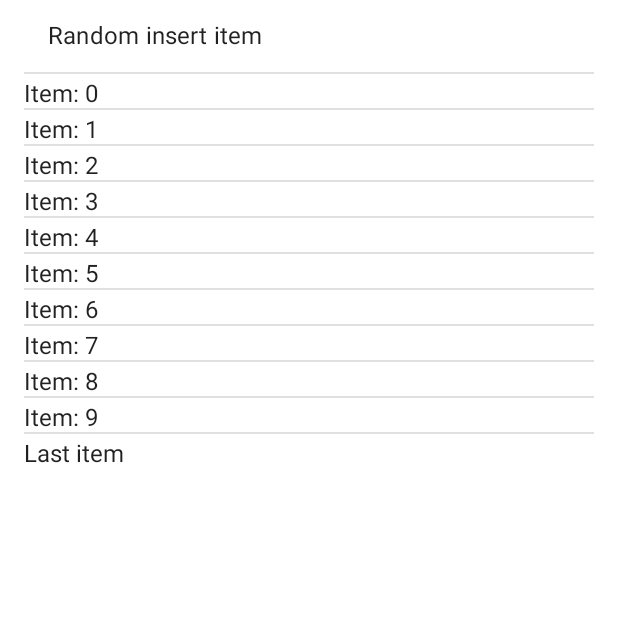
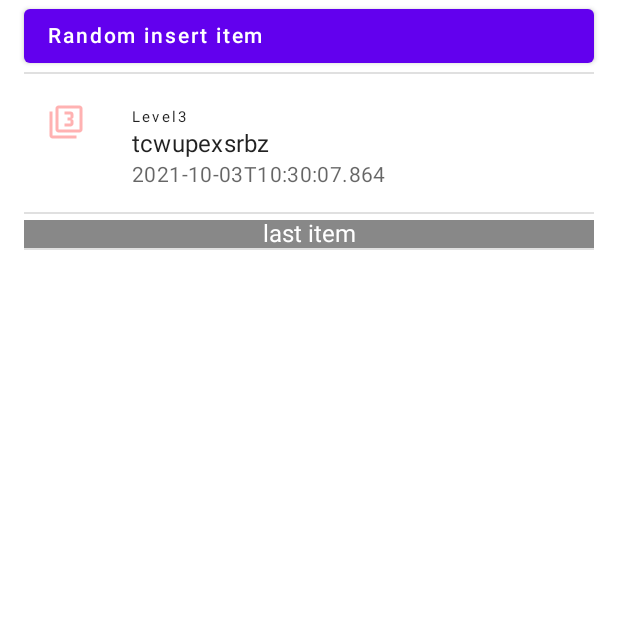
Before and after one commit to eastar-dev/RoomTest, an Android app built with Jetpack Compose: the screen it shows after launch (MainActivity), after a tap on "Random insert item", on a phone screen of 412 x 824 dp, the top half of it. Run offline under Robolectric (Android 15) with nearby library versions, the phone set to English and light mode, and no system bars; our stand-ins replace Dagger/Hilt's generated code, Room's generated code; libraries missing offline, so code that uses them is left out: android.log; 1 statement that could not run was skipped.

```diff
--- a/app/build.gradle
+++ b/app/build.gradle
@@ -74,6 +74,9 @@ dependencies {
     androidTestImplementation 'androidx.test.espresso:espresso-core:3.4.0'
     androidTestImplementation "androidx.compose.ui:ui-test-junit4:$compose_version"
     debugImplementation "androidx.compose.ui:ui-tooling:$compose_version"
+    // Material design icons
+    implementation "androidx.compose.material:material-icons-core:$compose_version"
+    implementation "androidx.compose.material:material-icons-extended:$compose_version"
 
     // room
     def room_version = "2.4.0-alpha05"
--- a/app/src/main/java/dev/eastar/roomtest/MainActivity.kt
+++ b/app/src/main/java/dev/eastar/roomtest/MainActivity.kt
@@ -1,5 +1,6 @@
 package dev.eastar.roomtest
 
+import android.annotation.SuppressLint
 import android.log.Log
 import android.os.Bundle
 import android.widget.Toast
@@ -7,30 +8,41 @@ import androidx.activity.ComponentActivity
 import androidx.activity.compose.setContent
 import androidx.compose.foundation.ExperimentalFoundationApi
 import androidx.compose.foundation.background
-import androidx.compose.foundation.clickable
 import androidx.compose.foundation.layout.Arrangement
 import androidx.compose.foundation.layout.PaddingValues
 import androidx.compose.foundation.layout.fillMaxWidth
 import androidx.compose.foundation.lazy.LazyColumn
+import androidx.compose.foundation.lazy.items
+import androidx.compose.material.Button
 import androidx.compose.material.Divider
 import androidx.compose.material.ExperimentalMaterialApi
+import androidx.compose.material.Icon
 import androidx.compose.material.ListItem
 import androidx.compose.material.MaterialTheme
 import androidx.compose.material.Surface
 import androidx.compose.material.Text
+import androidx.compose.material.icons.Icons
+import androidx.compose.material.icons.filled.Filter1
+import androidx.compose.material.icons.filled.Filter2
+import androidx.compose.material.icons.filled.Filter3
 import androidx.compose.runtime.Composable
+import androidx.compose.runtime.State
+import androidx.compose.runtime.collectAsState
+import androidx.compose.runtime.mutableStateOf
 import androidx.compose.runtime.rememberCoroutineScope
 import androidx.compose.ui.Modifier
+import androidx.compose.ui.graphics.Color
+import androidx.compose.ui.graphics.vector.ImageVector
 import androidx.compose.ui.platform.LocalContext
+import androidx.compose.ui.text.style.TextAlign
 import androidx.compose.ui.tooling.preview.Preview
 import androidx.compose.ui.unit.dp
 import dagger.hilt.android.AndroidEntryPoint
+import dev.eastar.roomtest.data.db.Level
 import dev.eastar.roomtest.data.db.UserDao
 import dev.eastar.roomtest.data.db.UserEntity
 import dev.eastar.roomtest.ui.theme.RoomTestTheme
-import kotlinx.coroutines.flow.Flow
 import kotlinx.coroutines.flow.collect
-import kotlinx.coroutines.flow.flowOf
 import kotlinx.coroutines.launch
 import javax.inject.Inject
 
@@ -48,14 +60,16 @@ class MainActivity : ComponentActivity() {
                 // A surface container using the 'background' color from the theme
                 Surface(color = MaterialTheme.colors.background) {
                     val coroutineScope = rememberCoroutineScope()
-                    MainApp(dao.getAllUsers()) {
+                    MainApp(
+                        dao.getAllUsers().collectAsState(initial = emptyList())
+                    ) {
                         coroutineScope.launch {
                             val item = UserEntity.RANDOM
                             val id = dao.insertUser(item)
                             Toast.makeText(context, item.copy(id).toString(), Toast.LENGTH_SHORT).show()
 
+
                             val items = dao.getAllUsers()
-
                             items.collect {
                                 it.forEach {
                                     Log.e(it)
@@ -69,9 +83,10 @@ class MainActivity : ComponentActivity() {
     }
 }
 
+
 @Composable
 fun MainApp(
-    items: Flow<List<UserEntity>>,
+    datas: State<List<UserEntity>>,
     onItemClicked: (String) -> Unit = {},
 ) {
     LazyColumn(
@@ -81,13 +96,7 @@ fun MainApp(
     ) {
         @OptIn(ExperimentalFoundationApi::class)
         stickyHeader {
-            @OptIn(ExperimentalMaterialApi::class)
-            ListItem(
-                Modifier
-                    .background(MaterialTheme.colors.background)
-                    .clickable {
-                        onItemClicked("insert")
-                    }) {
+            Button(onClick = { onItemClicked("insert") }) {
                 Text(
                     modifier = Modifier.fillMaxWidth(),
                     text = "Random insert item"
@@ -96,23 +105,60 @@ fun MainApp(
             Divider()
         }
 
-        // Add 5 items
-        items(10) { index ->
-            Text(text = "Item: $index")
+        items(datas.value) { data ->
+            @OptIn(ExperimentalMaterialApi::class)
+            ListItem(
+                icon = {
+                    Icon(
+                        data.level.icon,
+                        contentDescription = data.level.name,
+                        tint = data.level.color,
+                    )
+                },
+                overlineText = { Text(text = data.level.name) },
+                text = { Text(text = data.name) },
+                secondaryText = { Text(text = data.date.toString()) },
+            )
             Divider()
         }
 
-        // Add another single item
         item {
-            Text(text = "Last item")
+            Text(
+                modifier = Modifier
+                    .fillMaxWidth()
+                    .background(Color.Gray),
+                textAlign = TextAlign.Center,
+                color = Color.White,
+                text = "last item"
+            )
+            Divider()
         }
     }
 }
 
+
+private val Level.icon: ImageVector
+    get() = when (this) {
+        Level.Level2 -> Icons.Filled.Filter2
+        Level.Level3 -> Icons.Filled.Filter3
+        else -> Icons.Filled.Filter1
+    }
+
+private val Level.color: Color
+    get() = when (this) {
+        Level.Level2 -> Color.Red.copy(alpha = 0.5F)
+        Level.Level3 -> Color.Red.copy(alpha = 0.3F)
+        else -> Color.Red.copy(alpha = 1F)
+    }
+
+
+@SuppressLint("UnrememberedMutableState")
 @Preview(showBackground = true)
 @Composable
 fun DefaultPreview() {
     RoomTestTheme {
-        MainApp(flowOf(listOf(UserEntity.RANDOM, UserEntity.RANDOM, UserEntity.RANDOM)))
+        MainApp(
+            mutableStateOf(listOf(UserEntity.RANDOM, UserEntity.RANDOM, UserEntity.RANDOM))
+        )
     }
 }
```
